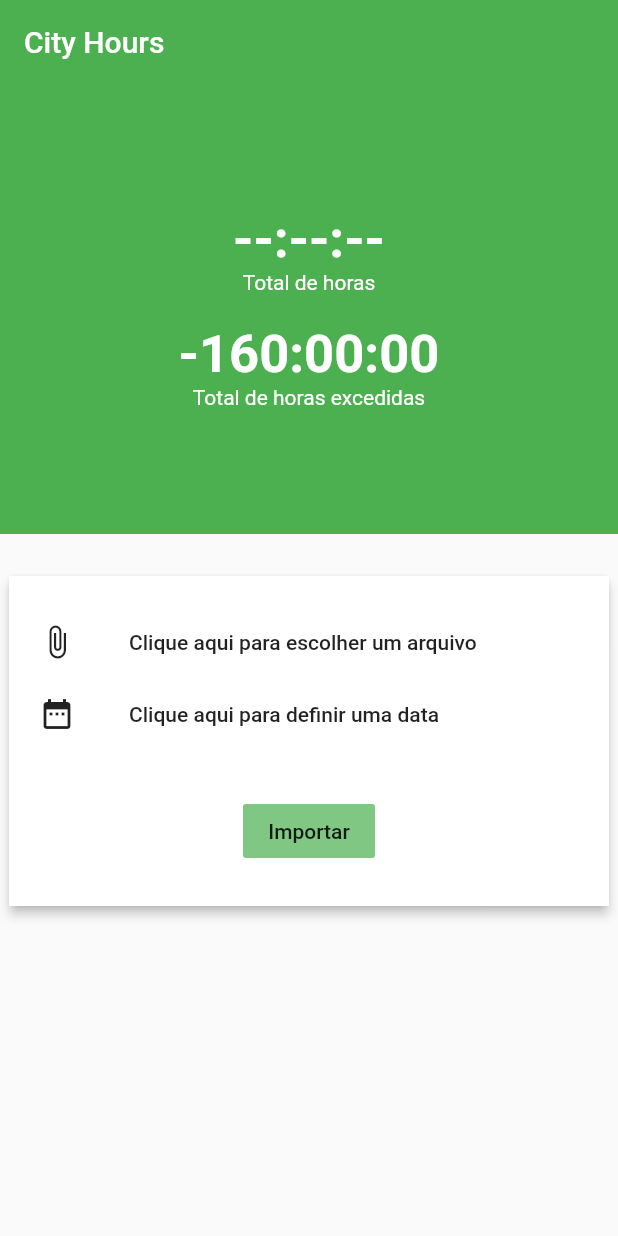
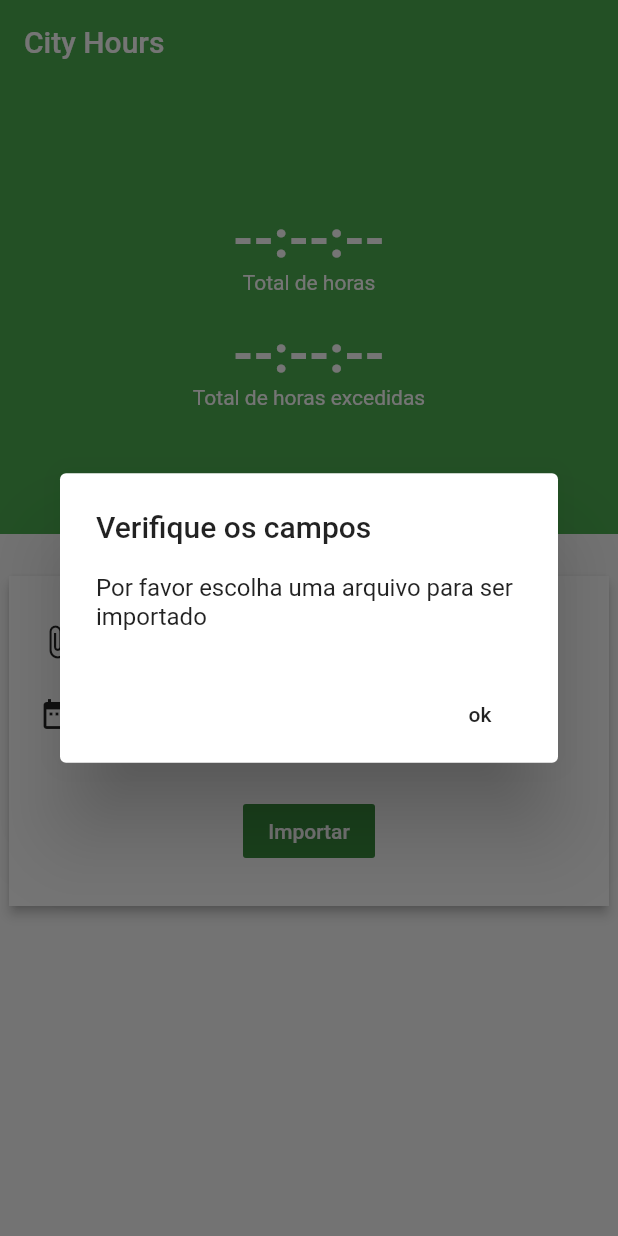
Before and after one commit to fabio-pv/test-flutter-web, a Flutter app: the screen it shows after launch, after a tap on "Importar", on a phone screen of 412 x 824 dp. Run offline on Flutter 3.47's test engine with Material 2 defaults, Android fonts, the light colour scheme and no system bars; missing offline and left inert: dart:html, date_range_picker, excel.

Commit message:
add validação de data

```diff
--- a/lib/Screens/HomeScreen.dart
+++ b/lib/Screens/HomeScreen.dart
@@ -1,6 +1,7 @@
 import 'dart:html';
 import 'dart:typed_data';
 import 'package:city_hours/Util/FileUtil.dart';
+import 'package:city_hours/Util/MessageUtil.dart';
 import 'package:excel/excel.dart';
 import 'package:flutter/material.dart';
 import 'package:date_range_picker/date_range_picker.dart' as DateRagePicker;
@@ -51,6 +52,24 @@
   }
 
   Future<void> _getDataFromCSV() async {
+    if (this._uint8list == null) {
+      MessageUtil.simple(
+        context: context,
+        title: 'Verifique os campos',
+        text: 'Por favor escolha uma arquivo para ser importado',
+      );
+      return;
+    }
+
+    if (this._initialDate == null) {
+      MessageUtil.simple(
+        context: context,
+        title: 'Verifique os campos',
+        text: 'Por favor escolha um período de data para a importação',
+      );
+      return;
+    }
+
     final excel = Excel.decodeBytes(this._uint8list);
 
     for (var table in excel.tables.keys) {
@@ -67,6 +86,10 @@
       return;
     }
     if (this._isRowRight(row: row) == false) {
+      return;
+    }
+
+    if (this._isSameRange(row: row) == false) {
       return;
     }
 
@@ -96,6 +119,17 @@
   bool _isRowRight({List<dynamic> row}) {
     final lasIndex = row.last.toString();
     return lasIndex.contains(':');
+  }
+
+  bool _isSameRange({
+    List<dynamic> row,
+  }) {
+    final dateCompare = DateTime.parse(row[2]);
+
+    final before = this._initialDate.isBefore(dateCompare);
+    final after = this._finalDate.isAfter(dateCompare);
+
+    return before && after;
   }
 
   Future<void> _showDateRange() async {
@@ -233,6 +267,10 @@
                             child: Center(
                               child: Text(
                                 'Importar',
+                                style:
+                                    Theme.of(context).textTheme.button.copyWith(
+                                          color: Colors.white,
+                                        ),
                               ),
                             ),
                           ),
--- /dev/null
+++ b/lib/Util/MessageUtil.dart
@@ -0,0 +1,108 @@
+import 'package:flutter/material.dart';
+
+class MessageUtil {
+  static Future<dynamic> simple({
+    context,
+    title,
+    text,
+  }) async {
+    return showDialog(
+        context: context,
+        barrierDismissible: false,
+        builder: (BuildContext context) {
+          return AlertDialog(
+            title: Text(title),
+            content: SingleChildScrollView(
+              child: ListBody(
+                children: <Widget>[
+                  Text(text),
+                ],
+              ),
+            ),
+            actions: <Widget>[
+              FlatButton(
+                child: Text('ok'),
+                onPressed: () {
+                  Navigator.of(context).pop();
+                },
+              ),
+            ],
+          );
+        });
+  }
+
+  static Future<dynamic> simpleWithNavigator({
+    context,
+    title,
+    text,
+    String route,
+  }) async {
+    return showDialog(
+        context: context,
+        barrierDismissible: false,
+        builder: (BuildContext context) {
+          return AlertDialog(
+            title: Text(title),
+            content: SingleChildScrollView(
+              child: ListBody(
+                children: <Widget>[
+                  Text(text),
+                ],
+              ),
+            ),
+            actions: <Widget>[
+              FlatButton(
+                child: Text('Não'),
+                onPressed: () {
+                  Navigator.of(context).pop();
+                },
+              ),
+              FlatButton(
+                child: Text('Sim'),
+                onPressed: () {
+                  Navigator.pushNamed(context, route);
+                },
+              ),
+            ],
+          );
+        });
+  }
+
+  static Future<dynamic> simpleWithCallback({
+    context,
+    title,
+    text,
+    Function onPressYes,
+    Function onPressNo,
+  }) async {
+    return showDialog(
+        context: context,
+        barrierDismissible: false,
+        builder: (BuildContext context) {
+          return AlertDialog(
+            title: Text(title),
+            content: SingleChildScrollView(
+              child: ListBody(
+                children: <Widget>[
+                  Text(text),
+                ],
+              ),
+            ),
+            actions: <Widget>[
+              FlatButton(
+                child: Text('Não'),
+                onPressed: () {
+                  onPressNo();
+                },
+              ),
+              FlatButton(
+                child: Text('Sim'),
+                onPressed: () {
+                  onPressYes();
+                },
+              ),
+            ],
+          );
+        });
+  }
+}
--- a/lib/main.dart
+++ b/lib/main.dart
@@ -13,7 +13,7 @@
       title: 'City Hours',
       theme: ThemeData(
         primaryColor: Colors.green,
-        accentColor: Colors.green[300],
+        accentColor: Colors.green[700],
       ),
       initialRoute: HomeScreen.ROUTE,
       routes: {
```
